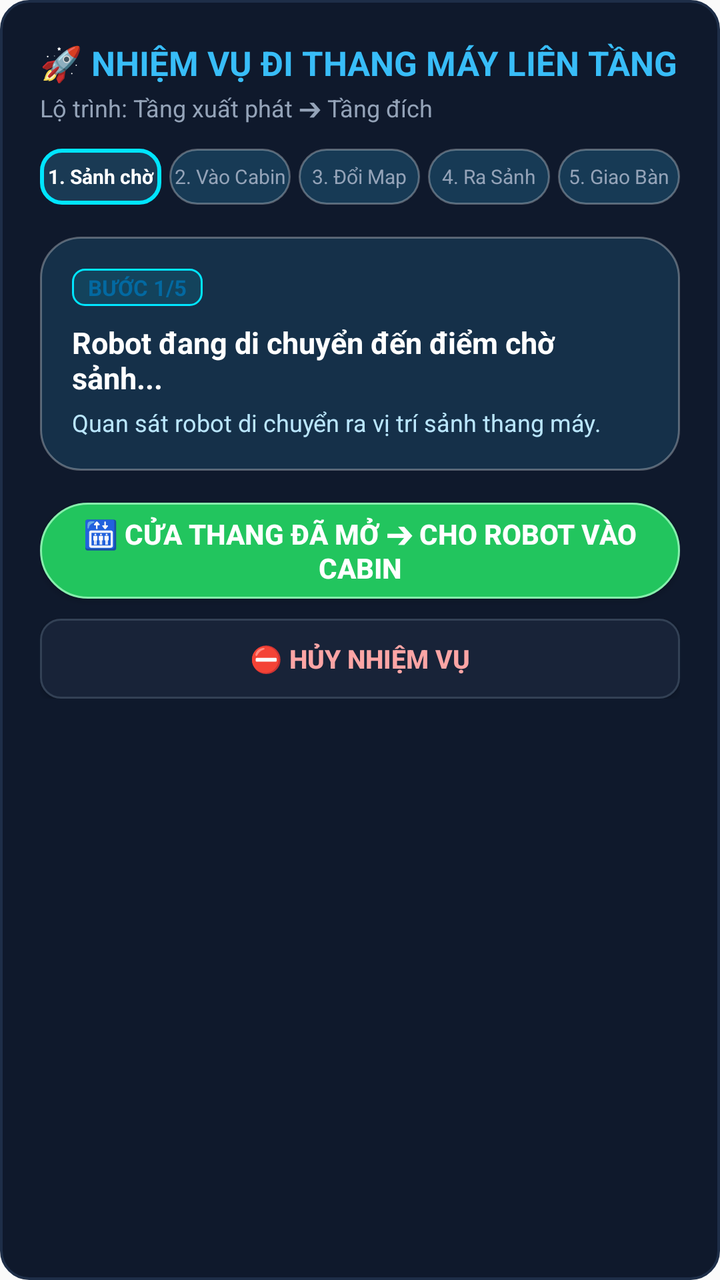
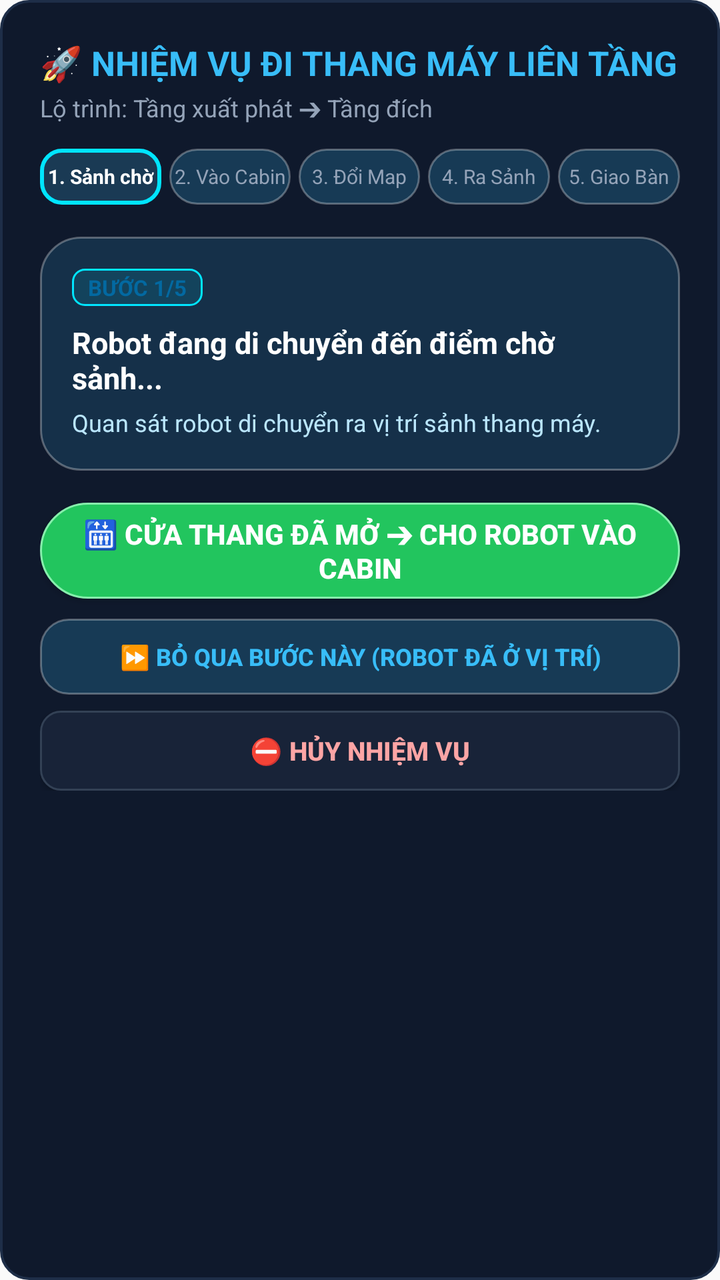

Compare the two renders of this Android layout. The source of the first and the diff that turns it into the second are given below.
<!-- AndroidManifest.xml: application theme AppTheme -->
<!-- res/layout/dialog_multi_floor_mission.xml -->
<?xml version="1.0" encoding="utf-8"?>
<LinearLayout xmlns:android="http://schemas.android.com/apk/res/android"
    android:layout_width="match_parent"
    android:layout_height="wrap_content"
    android:background="@drawable/bg_card_cyber"
    android:orientation="vertical"
    android:padding="20dp">

    
    <RelativeLayout
        android:layout_width="match_parent"
        android:layout_height="wrap_content"
        android:layout_marginBottom="12dp">

        <TextView
            android:id="@+id/tv_mission_dialog_title"
            android:layout_width="wrap_content"
            android:layout_height="wrap_content"
            android:text="🚀 NHIỆM VỤ ĐI THANG MÁY LIÊN TẦNG"
            android:textColor="#38BDF8"
            android:textSize="17sp"
            android:textStyle="bold" />

        <TextView
            android:id="@+id/tv_mission_route"
            android:layout_width="wrap_content"
            android:layout_height="wrap_content"
            android:layout_below="@id/tv_mission_dialog_title"
            android:layout_marginTop="3dp"
            android:text="Lộ trình: Tầng xuất phát ➔ Tầng đích"
            android:textColor="#94A3B8"
            android:textSize="12sp" />
    </RelativeLayout>

    
    <LinearLayout
        android:id="@+id/ll_step_indicators"
        android:layout_width="match_parent"
        android:layout_height="wrap_content"
        android:orientation="horizontal"
        android:gravity="center"
        android:layout_marginBottom="16dp">

        <TextView
            android:id="@+id/tv_step_1_pill"
            android:layout_width="0dp"
            android:layout_height="28dp"
            android:layout_weight="1"
            android:background="@drawable/bg_btn_table_selected"
            android:gravity="center"
            android:text="1. Sảnh chờ"
            android:textColor="#FFFFFF"
            android:textSize="10sp"
            android:textStyle="bold"
            android:layout_marginEnd="4dp" />

        <TextView
            android:id="@+id/tv_step_2_pill"
            android:layout_width="0dp"
            android:layout_height="28dp"
            android:layout_weight="1"
            android:background="@drawable/bg_station_glass_button"
            android:gravity="center"
            android:text="2. Vào Cabin"
            android:textColor="#94A3B8"
            android:textSize="10sp"
            android:layout_marginEnd="4dp" />

        <TextView
            android:id="@+id/tv_step_3_pill"
            android:layout_width="0dp"
            android:layout_height="28dp"
            android:layout_weight="1"
            android:background="@drawable/bg_station_glass_button"
            android:gravity="center"
            android:text="3. Đổi Map"
            android:textColor="#94A3B8"
            android:textSize="10sp"
            android:layout_marginEnd="4dp" />

        <TextView
            android:id="@+id/tv_step_4_pill"
            android:layout_width="0dp"
            android:layout_height="28dp"
            android:layout_weight="1"
            android:background="@drawable/bg_station_glass_button"
            android:gravity="center"
            android:text="4. Ra Sảnh"
            android:textColor="#94A3B8"
            android:textSize="10sp"
            android:layout_marginEnd="4dp" />

        <TextView
            android:id="@+id/tv_step_5_pill"
            android:layout_width="0dp"
            android:layout_height="28dp"
            android:layout_weight="1"
            android:background="@drawable/bg_station_glass_button"
            android:gravity="center"
            android:text="5. Giao Bàn"
            android:textColor="#94A3B8"
            android:textSize="10sp" />
    </LinearLayout>

    
    <LinearLayout
        android:layout_width="match_parent"
        android:layout_height="wrap_content"
        android:background="@drawable/bg_card_frosted_container"
        android:orientation="vertical"
        android:padding="16dp"
        android:layout_marginBottom="16dp">

        <TextView
            android:id="@+id/tv_mission_step_badge"
            android:layout_width="wrap_content"
            android:layout_height="wrap_content"
            android:background="@drawable/bg_badge_cyan"
            android:paddingHorizontal="8dp"
            android:paddingVertical="2dp"
            android:text="BƯỚC 1/5"
            android:textColor="#0369A1"
            android:textSize="11sp"
            android:textStyle="bold"
            android:layout_marginBottom="8dp" />

        <TextView
            android:id="@+id/tv_mission_status_title"
            android:layout_width="match_parent"
            android:layout_height="wrap_content"
            android:text="Robot đang di chuyển đến điểm chờ sảnh..."
            android:textColor="#FFFFFF"
            android:textSize="15sp"
            android:textStyle="bold"
            android:layout_marginBottom="4dp" />

        <TextView
            android:id="@+id/tv_mission_status_detail"
            android:layout_width="match_parent"
            android:layout_height="wrap_content"
            android:text="Quan sát robot di chuyển ra vị trí sảnh thang máy."
            android:textColor="#BAE6FD"
            android:textSize="12sp" />
    </LinearLayout>

    
    <LinearLayout
        android:layout_width="match_parent"
        android:layout_height="wrap_content"
        android:orientation="vertical">

        
        <Button
            android:id="@+id/btn_mission_action"
            android:layout_width="match_parent"
            android:layout_height="48dp"
            android:background="@drawable/bg_btn_delivery_fast"
            android:text="🛗 CỬA THANG ĐÃ MỞ ➔ CHO ROBOT VÀO CABIN"
            android:textColor="#FFFFFF"
            android:textSize="14sp"
            android:textStyle="bold"
            android:layout_marginBottom="10dp" />

        
        <Button
            android:id="@+id/btn_mission_abort"
            android:layout_width="match_parent"
            android:layout_height="40dp"
            android:background="@drawable/bg_btn_secondary"
            android:text="⛔ HỦY NHIỆM VỤ"
            android:textColor="#FCA5A5"
            android:textSize="13sp"
            android:textStyle="bold" />
    </LinearLayout>
</LinearLayout>
<!-- resources referenced by this layout -->
<resources>
  <!-- drawable bg_badge_cyan (drawable) -->
  <?xml version="1.0" encoding="utf-8"?>
  <shape xmlns:android="http://schemas.android.com/apk/res/android"
      android:shape="rectangle">
      <solid android:color="#1A00E5FF" />
      <stroke android:width="1dp" android:color="#00E5FF" />
      <corners android:radius="6dp" />
  </shape>
  <!-- drawable bg_btn_delivery_fast (drawable) -->
  <?xml version="1.0" encoding="utf-8"?>
  <selector xmlns:android="http://schemas.android.com/apk/res/android">
      <item android:state_pressed="true">
          <shape android:shape="rectangle">
              <solid android:color="#16A34A" />
              <stroke android:width="2dp" android:color="#BBF7D0" />
              <corners android:radius="26dp" />
          </shape>
      </item>
      <item>
          <shape android:shape="rectangle">
              <solid android:color="#22C55E" />
              <stroke android:width="1dp" android:color="#86EFAC" />
              <corners android:radius="26dp" />
          </shape>
      </item>
  </selector>
  <!-- drawable bg_btn_secondary (drawable) -->
  <?xml version="1.0" encoding="utf-8"?>
  <selector xmlns:android="http://schemas.android.com/apk/res/android">
      <item android:state_pressed="true">
          <shape android:shape="rectangle">
              <solid android:color="#24344D" />
              <stroke android:width="1dp" android:color="#475569" />
              <corners android:radius="10dp" />
          </shape>
      </item>
      <item>
          <shape android:shape="rectangle">
              <solid android:color="#182338" />
              <stroke android:width="1dp" android:color="#334155" />
              <corners android:radius="10dp" />
          </shape>
      </item>
  </selector>
  <!-- drawable bg_btn_table_selected (drawable) -->
  <?xml version="1.0" encoding="utf-8"?>
  <shape xmlns:android="http://schemas.android.com/apk/res/android"
      android:shape="rectangle">
      <solid android:color="#1A3A54" />
      <stroke android:width="2dp" android:color="#00E5FF" />
      <corners android:radius="10dp" />
  </shape>
  <!-- drawable bg_card_cyber (drawable) -->
  <?xml version="1.0" encoding="utf-8"?>
  <shape xmlns:android="http://schemas.android.com/apk/res/android"
      android:shape="rectangle">
      <solid android:color="#0F192C" />
      <stroke
          android:width="1.2dp"
          android:color="#1E2E48" />
      <corners android:radius="14dp" />
  </shape>
  <!-- drawable bg_card_frosted_container (drawable) -->
  <?xml version="1.0" encoding="utf-8"?>
  <shape xmlns:android="http://schemas.android.com/apk/res/android"
      android:shape="rectangle">
      <solid android:color="#2438BDF8" />
      <stroke
          android:width="1dp"
          android:color="#4DFFFFFF" />
      <corners android:radius="20dp" />
  </shape>
  <!-- drawable bg_station_glass_button (drawable) -->
  <?xml version="1.0" encoding="utf-8"?>
  <selector xmlns:android="http://schemas.android.com/apk/res/android">
      <item android:state_pressed="true">
          <shape android:shape="rectangle">
              <solid android:color="#8038BDF8" />
              <stroke android:width="1.5dp" android:color="#FFFFFF" />
              <corners android:radius="14dp" />
          </shape>
      </item>
      <item>
          <shape android:shape="rectangle">
              <solid android:color="#3338BDF8" />
              <stroke android:width="1dp" android:color="#4DFFFFFF" />
              <corners android:radius="14dp" />
          </shape>
      </item>
  </selector>
  <style name="AppTheme" parent="Theme.AppCompat.Light.NoActionBar">
          
          <item name="colorPrimary">@color/blue</item>
          <item name="colorPrimaryDark">@color/colorPrimaryDark</item>
          <item name="colorAccent">@color/colorAccent</item>
          <item name="android:windowNoTitle">true</item>
          <item name="windowActionBar">false</item>
      </style>
  <color name="blue">#FF55C3FB</color>
  <color name="colorPrimaryDark">#3700B3</color>
  <color name="colorAccent">#03DAC5</color>
</resources>

<!-- the commit's change to res/layout/dialog_multi_floor_mission.xml (unified diff, before → after) -->
@@ -163,6 +163,18 @@
 
         
         <Button
+            android:id="@+id/btn_mission_skip"
+            android:layout_width="match_parent"
+            android:layout_height="38dp"
+            android:background="@drawable/bg_station_glass_button"
+            android:text="⏩ BỎ QUA BƯỚC NÀY (Robot đã ở vị trí)"
+            android:textColor="#38BDF8"
+            android:textSize="12sp"
+            android:textStyle="bold"
+            android:layout_marginBottom="8dp" />
+
+        
+        <Button
             android:id="@+id/btn_mission_abort"
             android:layout_width="match_parent"
             android:layout_height="40dp"
